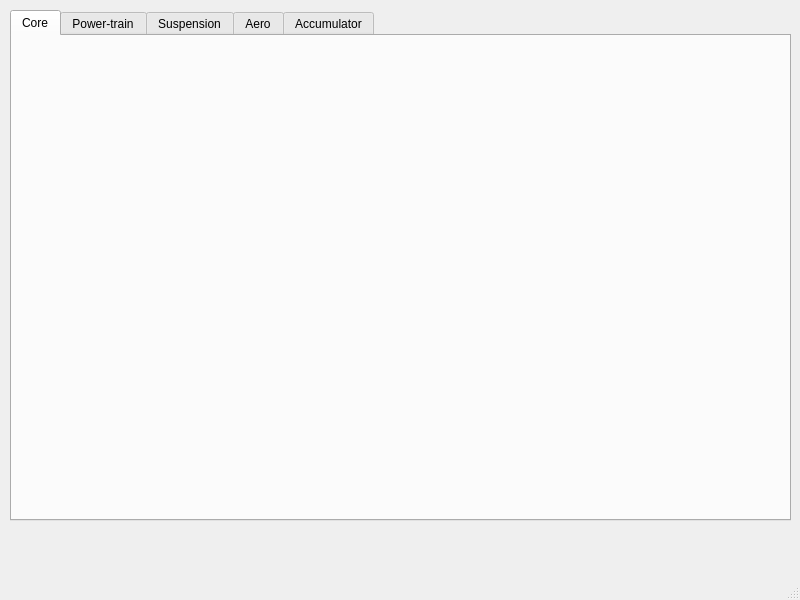
Qt form gui-front-end/mainwindow.ui (sufst/wireless-telemetry-gui) before a commit.
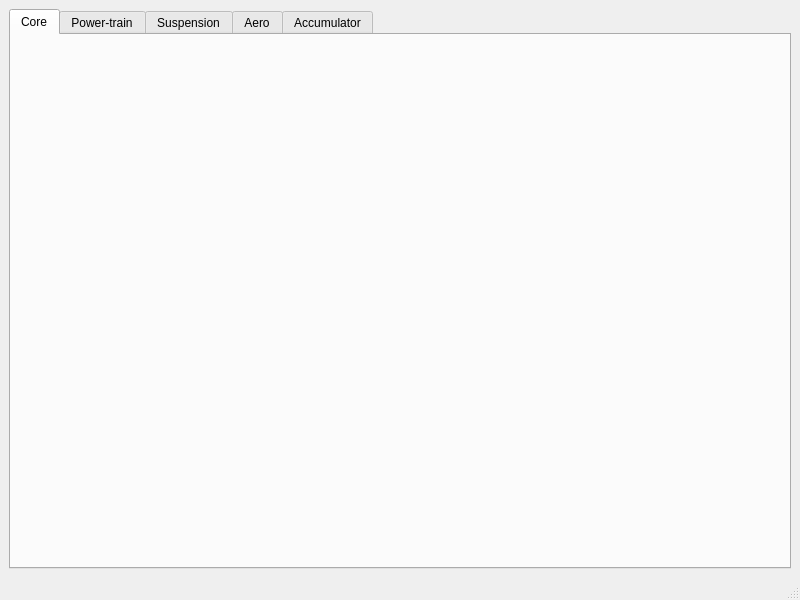
The same form after that commit.

Commit message: TabWidget fills screen

Patch:
```diff
--- a/gui-front-end/mainwindow.ui
+++ b/gui-front-end/mainwindow.ui
@@ -14,14 +14,13 @@
    <string>MainWindow</string>
   </property>
   <widget class="QWidget" name="centralwidget">
+   <layout class="QHBoxLayout" name="horizontalLayout">
+    <item>
+     <layout class="QVBoxLayout" name="verticalLayout">
+      <item>
    <widget class="QTabWidget" name="tab_bar">
-    <property name="geometry">
-     <rect>
-      <x>10</x>
-      <y>10</y>
-      <width>781</width>
-      <height>511</height>
-     </rect>
+        <property name="autoFillBackground">
+         <bool>false</bool>
     </property>
     <property name="currentIndex">
      <number>0</number>
@@ -52,6 +51,10 @@
      </attribute>
     </widget>
    </widget>
+      </item>
+     </layout>
+    </item>
+   </layout>
   </widget>
   <widget class="QMenuBar" name="menubar">
    <property name="geometry">
```
Left out of the diff: 12 changed lines with no effect on the pictures. Lines whose indentation alone changed are shown as unchanged.
